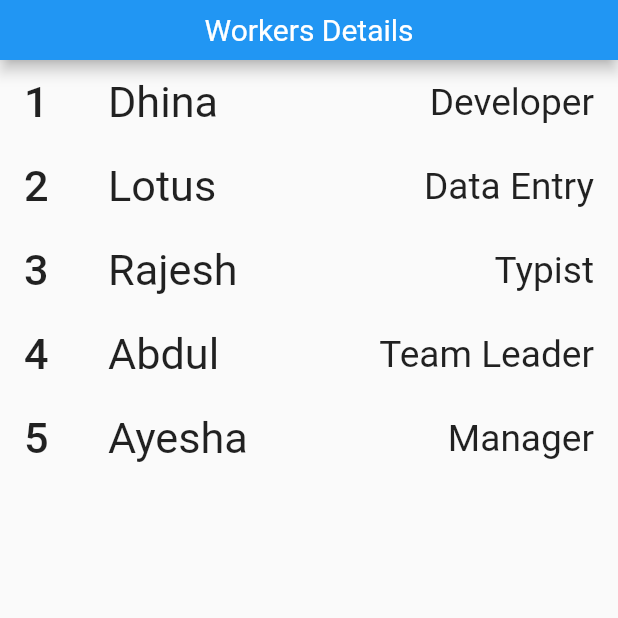
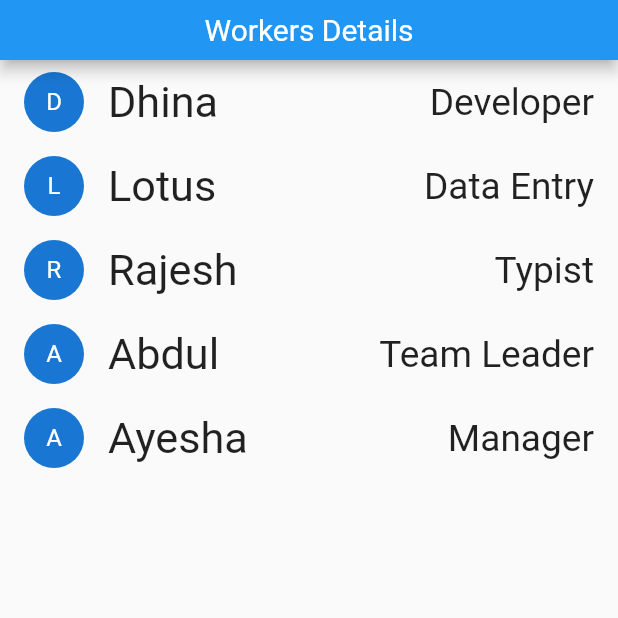
Before and after one commit to Elumalai24/Listview_Builder, a Flutter app: the screen it shows after launch, on a phone screen of 412 x 824 dp, the top half of it. Run offline on Flutter 3.47's test engine with Material 2 defaults, Android fonts, the phone set to English and light mode, and no system bars.

Commit message:
added circular avator

```diff
--- a/lib/main.dart
+++ b/lib/main.dart
@@ -8,11 +8,11 @@ void main() {
 }
 
 class WorkerDetails {
-  late int id;
+
   late String name;
   late String role;
 
-WorkerDetails({required this.id,required this.name,required this.role});
+WorkerDetails({required this.name,required this.role});
 
   }
 
@@ -24,11 +24,11 @@ class ListScreen extends StatelessWidget {
 
       double width=MediaQuery.of(context).size.width;
     List officeDetails = [
-      WorkerDetails(id: 1, name: 'Dhina', role: 'Developer'),
-      WorkerDetails(id: 2, name: 'Lotus', role: 'Data Entry'),
-      WorkerDetails(id: 3, name: 'Rajesh', role: 'Typist'),
-      WorkerDetails(id: 4, name: 'Abdul', role: 'Team Leader'),
-      WorkerDetails(id: 5, name: 'Ayesha', role: 'Manager'),
+      WorkerDetails( name: 'Dhina', role: 'Developer'),
+      WorkerDetails( name: 'Lotus', role: 'Data Entry'),
+      WorkerDetails( name: 'Rajesh', role: 'Typist'),
+      WorkerDetails( name: 'Abdul', role: 'Team Leader'),
+      WorkerDetails( name: 'Ayesha', role: 'Manager'),
     ];
     return Scaffold(
       appBar: AppBar(
@@ -41,10 +41,8 @@ class ListScreen extends StatelessWidget {
       body: ListView.builder(
           itemCount: 5, itemBuilder: (context, index) => ListTile(
 
-            leading: Text(officeDetails[index].id.toString(),
-            style: TextStyle(fontSize:width*0.07,
-            fontWeight: FontWeight.w500 ),
-          ),
+
+          leading: CircleAvatar(child: Text(officeDetails[index].name[0]),),
             title: Text(officeDetails[index].name,
              style: TextStyle(fontSize:width*0.07,
             fontWeight: FontWeight.w400 )),
```
